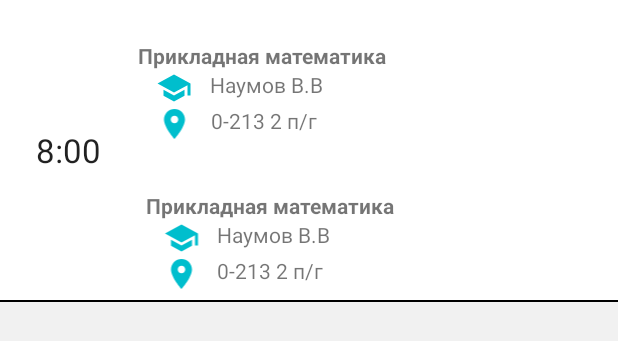
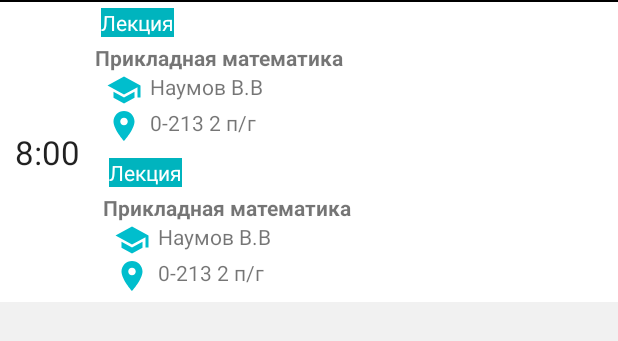
Before and after one commit to aleksey0398/RSVPUMobile, an Android app: the layout content_one_lesson.xml on its own in the app's theme, with its tools: preview values and no code run, on a phone screen of 412 x 824 dp. Shown: the top 341 px of the screen. Run offline under Robolectric (Android 15) with nearby library versions, the phone set to English and light mode, and no system bars.

Commit message:
Visual change for Time Table and Settings

```diff
--- a/app/build.gradle
+++ b/app/build.gradle
@@ -26,8 +26,7 @@ android {
 dependencies {
     implementation fileTree(dir: 'libs', include: ['*.jar'])
     implementation 'com.android.support.constraint:constraint-layout:1.0.2'
-    implementation 'com.google.firebase:firebase-database:11.0.4'
-    implementation 'com.google.firebase:firebase-messaging:11.0.4'
+    implementation 'com.google.firebase:firebase-database:11.6.2'
     testImplementation 'junit:junit:4.12'
     androidTestImplementation 'com.android.support.test:runner:1.0.1'
     androidTestImplementation 'com.android.support.test.espresso:espresso-core:3.0.1'
--- a/app/src/main/java/ru/rsvpu/mobile/Activity/TutorialActivity.java
+++ b/app/src/main/java/ru/rsvpu/mobile/Activity/TutorialActivity.java
@@ -151,8 +151,8 @@ public class TutorialActivity extends AppCompatActivity {
         pagerAdapter.registerDataSetObserver(indicator.getDataSetObserver());
         titleTutorial = findViewById(R.id.activity_tutorial_title);
 
-//        String[] fingerprints = VKUtil.getCertificateFingerprint(this, this.getPackageName());
-//        Log.d(LOG_ARGS,fingerprints[0]);
+        String[] fingerprints = VKUtil.getCertificateFingerprint(this, this.getPackageName());
+        Log.d(LOG_ARGS,fingerprints[0]);
     }
 
     @Override
@@ -170,6 +170,7 @@ public class TutorialActivity extends AppCompatActivity {
             public void onError(VKError error) {
                 // User didn't pass Authorization
 
+                if (error == null) return;
                 Log.e(LOG_ARGS, String.valueOf(error.errorMessage));
                 Log.e(LOG_ARGS, String.valueOf(error.errorReason));
                 Log.e(LOG_ARGS, String.valueOf(error));
--- a/app/src/main/java/ru/rsvpu/mobile/Fragments/FragmentPageTutorial.java
+++ b/app/src/main/java/ru/rsvpu/mobile/Fragments/FragmentPageTutorial.java
@@ -41,9 +41,7 @@ public class FragmentPageTutorial extends Fragment {
     };
 
     private static final String[] sMyScope = new String[]{
-            VKScope.PHOTOS,
-            VKScope.NOHTTPS,
-            VKScope.DOCS
+
     };
 
     private final String LOG_ARGS = "FragmentPageTutorial";
--- a/app/src/main/res/layout/content_one_lesson.xml
+++ b/app/src/main/res/layout/content_one_lesson.xml
@@ -2,16 +2,17 @@
 <LinearLayout xmlns:android="http://schemas.android.com/apk/res/android"
     android:layout_width="match_parent"
     android:layout_height="wrap_content"
-    android:orientation="horizontal"
-    android:weightSum="0.9"
-    android:background="@android:color/black">
+    android:background="@android:color/black"
+    android:orientation="horizontal">
 
     <FrameLayout
+        android:id="@+id/lesson_fl_time"
+        android:layout_width="wrap_content"
+        android:layout_height="match_parent"
+        android:layout_marginTop="1dp"
+        android:paddingLeft="10dp"
+        android:paddingRight="10dp"
         android:background="@android:color/white"
-        android:layout_width="match_parent"
-        android:layout_height="match_parent"
-        android:layout_weight="0.7"
-        android:layout_marginBottom="1dp"
         android:orientation="vertical">
 
         <TextView
@@ -24,20 +25,21 @@
     </FrameLayout>
 
     <LinearLayout
-        android:background="@android:color/white"
+        android:id="@+id/lesson_ll_lessons"
         android:layout_width="match_parent"
         android:layout_height="wrap_content"
-        android:layout_marginBottom="1dp"
-        android:layout_weight="0.2"
+        android:layout_marginTop="1dp"
+        android:background="@android:color/white"
         android:orientation="vertical">
 
         <TextView
             android:id="@+id/lesson_txt_type"
-            android:layout_margin="4dp"
-            android:textColor="@android:color/white"
             android:layout_width="wrap_content"
             android:layout_height="wrap_content"
-            android:text="Лекция" />
+            android:layout_margin="4dp"
+            android:background="@color/colorLaboratoryWork"
+            android:text="Лекция"
+            android:textColor="@android:color/white" />
 
         <TextView
             android:id="@+id/lesson_txt_title"
@@ -49,21 +51,22 @@
         <LinearLayout
             android:layout_width="match_parent"
             android:layout_height="wrap_content"
-            android:orientation="horizontal"
-            android:weightSum="0.9">
+            android:orientation="horizontal">
 
             <ImageView
                 android:id="@+id/lesson_img_teacher"
                 android:layout_width="wrap_content"
                 android:layout_height="wrap_content"
-                android:layout_weight="0.1"
+                android:layout_marginLeft="7dp"
+                android:layout_marginStart="7dp"
                 android:src="@drawable/ic_teacher" />
 
             <TextView
                 android:id="@+id/lesson_txt_teacher"
-                android:layout_width="wrap_content"
+                android:layout_width="match_parent"
                 android:layout_height="wrap_content"
-                android:layout_weight="0.8"
+                android:layout_marginLeft="5dp"
+                android:layout_marginStart="5dp"
                 android:text="Наумов В.В" />
 
         </LinearLayout>
@@ -71,41 +74,44 @@
         <LinearLayout
             android:layout_width="match_parent"
             android:layout_height="wrap_content"
-            android:orientation="horizontal"
-            android:weightSum="0.9">
+            android:orientation="horizontal">
 
             <ImageView
                 android:id="@+id/lesson_img_class"
                 android:layout_width="wrap_content"
                 android:layout_height="wrap_content"
-                android:layout_weight="0.1"
+                android:layout_marginLeft="7dp"
+                android:layout_marginStart="7dp"
                 android:src="@drawable/ic_class" />
 
             <TextView
                 android:id="@+id/lesson_txt_class"
-                android:layout_width="wrap_content"
+                android:layout_width="match_parent"
                 android:layout_height="wrap_content"
-                android:layout_weight="0.8"
-                android:text="0-213 2 п/г" />
+                android:layout_marginLeft="5dp"
+                android:layout_marginStart="5dp"
+                android:text="0-213 2 п/г"
+                 />
         </LinearLayout>
         <!-- =================================== -->
 
         <LinearLayout
             android:id="@+id/lesson_second_layout"
-            android:visibility="visible"
             android:layout_width="match_parent"
             android:layout_height="0dp"
             android:layout_margin="5dp"
             android:layout_weight="0.2"
-            android:orientation="vertical">
+            android:orientation="vertical"
+            android:visibility="visible">
 
             <TextView
                 android:id="@+id/lesson_txt_type2"
-                android:layout_margin="4dp"
-                android:textColor="@android:color/white"
                 android:layout_width="wrap_content"
                 android:layout_height="wrap_content"
-                android:text="Лекция" />
+                android:layout_margin="4dp"
+                android:background="@color/colorLaboratoryWork"
+                android:text="Лекция"
+                android:textColor="@android:color/white" />
 
             <TextView
                 android:id="@+id/lesson_txt_title2"
@@ -117,21 +123,22 @@
             <LinearLayout
                 android:layout_width="match_parent"
                 android:layout_height="wrap_content"
-                android:orientation="horizontal"
-                android:weightSum="0.9">
+                android:orientation="horizontal">
 
                 <ImageView
                     android:id="@+id/lesson_img_teacher2"
                     android:layout_width="wrap_content"
                     android:layout_height="wrap_content"
-                    android:layout_weight="0.1"
+                    android:layout_marginLeft="7dp"
+                    android:layout_marginStart="7dp"
                     android:src="@drawable/ic_teacher" />
 
                 <TextView
                     android:id="@+id/lesson_txt_teacher2"
-                    android:layout_width="wrap_content"
+                    android:layout_width="match_parent"
                     android:layout_height="wrap_content"
-                    android:layout_weight="0.8"
+                    android:layout_marginLeft="5dp"
+                    android:layout_marginStart="5dp"
                     android:text="Наумов В.В" />
 
             </LinearLayout>
@@ -139,21 +146,22 @@
             <LinearLayout
                 android:layout_width="match_parent"
                 android:layout_height="wrap_content"
-                android:orientation="horizontal"
-                android:weightSum="0.9">
+                android:orientation="horizontal">
 
                 <ImageView
                     android:id="@+id/lesson_img_class2"
                     android:layout_width="wrap_content"
                     android:layout_height="wrap_content"
-                    android:layout_weight="0.1"
+                    android:layout_marginLeft="7dp"
+                    android:layout_marginStart="7dp"
                     android:src="@drawable/ic_class" />
 
                 <TextView
                     android:id="@+id/lesson_txt_class2"
-                    android:layout_width="wrap_content"
+                    android:layout_width="match_parent"
                     android:layout_height="wrap_content"
-                    android:layout_weight="0.8"
+                    android:layout_marginLeft="5dp"
+                    android:layout_marginStart="5dp"
                     android:text="0-213 2 п/г" />
             </LinearLayout>
 
--- a/app/src/main/res/values/colors.xml
+++ b/app/src/main/res/values/colors.xml
@@ -17,4 +17,5 @@
     <color name="colorLectures">#53C000</color>
     <color name="colorPractice">#E10000</color>
     <color name="colorLaboratoryWork">#00B4BE</color>
+    <color name="colorExam">#d0d027</color>
 </resources>
--- a/build.gradle
+++ b/build.gradle
@@ -7,7 +7,7 @@ buildscript {
         jcenter()
     }
     dependencies {
-        classpath 'com.android.tools.build:gradle:3.0.0'
+        classpath 'com.android.tools.build:gradle:3.0.1'
 
 
         // NOTE: Do not place your application dependencies here; they belong
```
Also changed, not shown: app/src/main/java/ru/rsvpu/mobile/Adapters/RVAdapterTimeTable.java (+158 -5 lines), app/src/main/res/layout-land/activity_tutorial.xml (deleted, +0 -80 lines), app/src/main/res/layout-land/fragment_tutorial_pager.xml (deleted, +0 -39 lines), app/src/main/res/layout/fragment_settings.xml (+30 -32 lines).
